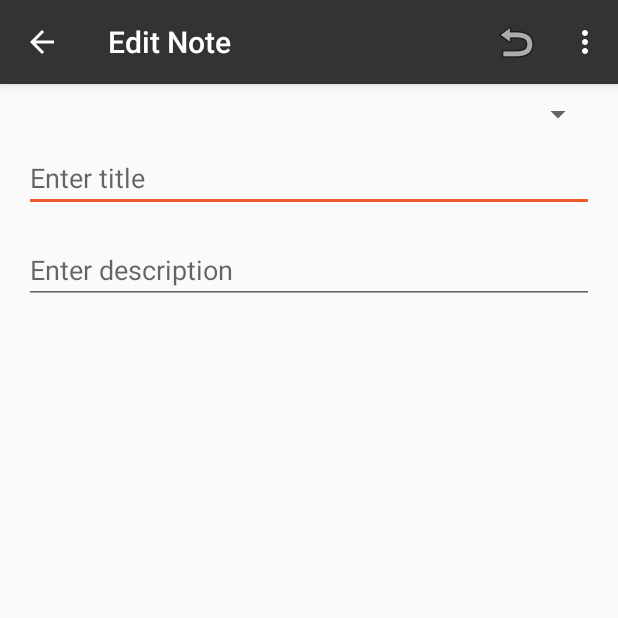
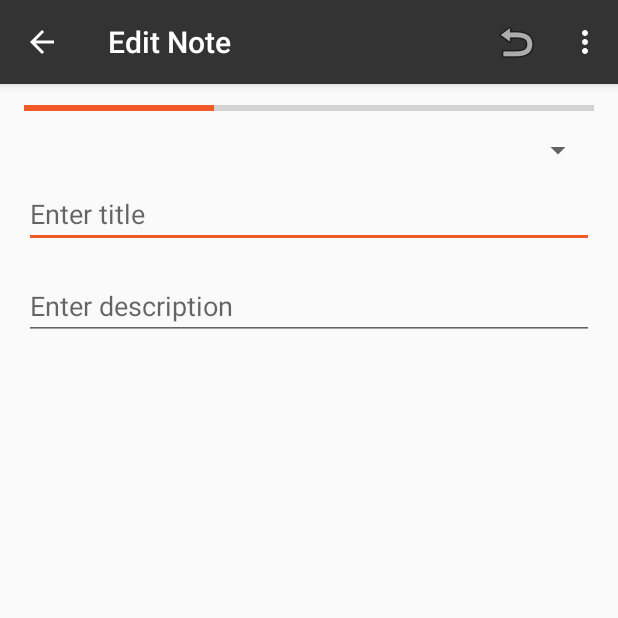
Before and after one commit to Bryanmuloni/NoteKeeper, an Android app: the screen it shows after launch (NoteActivity), after a tap on an icon or button, on a phone screen of 412 x 824 dp, the top half of it. Run offline under Robolectric (Android 15) with nearby library versions, the phone set to English and light mode, and no system bars.

```diff
--- a/app/src/main/java/com/bryanville/noteskeeper/MainActivity.java
+++ b/app/src/main/java/com/bryanville/noteskeeper/MainActivity.java
@@ -8,6 +8,9 @@ import android.content.SharedPreferences;
 import android.database.Cursor;
 import android.database.sqlite.SQLiteDatabase;
 import android.os.Bundle;
+import android.os.Handler;
+import android.os.Looper;
+import android.os.StrictMode;
 import android.preference.PreferenceManager;
 import android.support.design.widget.FloatingActionButton;
 import android.support.design.widget.NavigationView;
@@ -32,7 +35,6 @@ import com.bryanville.noteskeeper.database.NoteKeeperOpenHelper;
 
 import java.util.List;
 
-import static com.bryanville.noteskeeper.database.NoteKeeperDatabaseContract.CourseInfoEntry;
 import static com.bryanville.noteskeeper.database.NoteKeeperDatabaseContract.NoteInfoEntry;
 import static com.bryanville.noteskeeper.provider.NoteKeeperProviderContract.Courses;
 import static com.bryanville.noteskeeper.provider.NoteKeeperProviderContract.Notes;
@@ -67,6 +69,7 @@ public class MainActivity extends AppCompatActivity
             }
         });
 
+        enableStrictMode();
 
 
         PreferenceManager.setDefaultValues(this,R.xml.pref_general,false);
@@ -86,11 +89,35 @@ public class MainActivity extends AppCompatActivity
 //        loadNotes();
 
     }
+
+    private void enableStrictMode() {
+        if (BuildConfig.DEBUG) {
+            StrictMode.ThreadPolicy policy = new StrictMode.ThreadPolicy.Builder()
+                    .detectAll()
+                    .penaltyLog()
+                    .build();
+            StrictMode.setThreadPolicy(policy);
+        }
+    }
+
     @Override
     protected void onResume() {
         super.onResume();
         getLoaderManager().restartLoader(LOADER_NOTES, null, this);
         updateNavHeader();
+        openDrawer();
+    }
+
+    private void openDrawer() {
+        Handler handler = new Handler(Looper.getMainLooper());
+        handler.postDelayed(new Runnable() {
+            @Override
+            public void run() {
+                DrawerLayout drawerLayout = findViewById(R.id.drawer_layout);
+                drawerLayout.openDrawer(GravityCompat.START);
+            }
+        }, 1000);
+
     }
 
     private void loadNotes() {
--- a/app/src/main/java/com/bryanville/noteskeeper/NoteActivity.java
+++ b/app/src/main/java/com/bryanville/noteskeeper/NoteActivity.java
@@ -14,12 +14,15 @@ import android.os.AsyncTask;
 import android.os.Bundle;
 import android.support.annotation.NonNull;
 import android.support.annotation.Nullable;
+import android.support.design.widget.Snackbar;
 import android.support.v7.app.AppCompatActivity;
 import android.support.v7.widget.Toolbar;
 import android.util.Log;
 import android.view.Menu;
 import android.view.MenuItem;
+import android.view.View;
 import android.widget.EditText;
+import android.widget.ProgressBar;
 import android.widget.SimpleCursorAdapter;
 import android.widget.Spinner;
 import android.widget.Toast;
@@ -191,14 +194,15 @@ public class NoteActivity extends AppCompatActivity implements LoaderManager.Loa
     }
 
     private void deleteNoteFromDatabase() {
-        final String selection = NoteInfoEntry._ID + " = ?";
-        final String[] selectionArgs = {Integer.toString(mNoteId)};
+//        final String selection = NoteInfoEntry._ID + " = ?";
+//        final String[] selectionArgs = {Integer.toString(mNoteId)};
 
         @SuppressLint("StaticFieldLeak") AsyncTask task = new AsyncTask() {
             @Override
             protected Object doInBackground(Object[] objects) {
-                SQLiteDatabase db = mDbOpenHelper.getWritableDatabase();
-                db.delete(NoteInfoEntry.NOTE_TABLE,selection,selectionArgs);
+//                SQLiteDatabase db = mDbOpenHelper.getWritableDatabase();
+//                db.delete(NoteInfoEntry.NOTE_TABLE,selection,selectionArgs);
+                getContentResolver().delete(mNoteUri, null, null);
                 return null;
             }
         };
@@ -316,15 +320,70 @@ public class NoteActivity extends AppCompatActivity implements LoaderManager.Loa
 
 
     private void createNewNote() {
+
+        @SuppressLint("StaticFieldLeak") AsyncTask<ContentValues, Integer, Uri> task =
+                new AsyncTask<ContentValues, Integer, Uri>() {
+                    private ProgressBar mProgressBar;
+
+                    @Override
+                    protected void onPreExecute() {
+                        mProgressBar = findViewById(R.id.progressBar);
+                        mProgressBar.setVisibility(View.VISIBLE);
+                        mProgressBar.setProgress(1);
+                    }
+
+                    @Override
+                    protected Uri doInBackground(ContentValues... contentValues) {
+                        Log.d(LOG_TAG, "doInBackground: thread: " + Thread.currentThread().getId());
+                        ContentValues insertValues = contentValues[0];
+                        Uri rowUri = getContentResolver().insert(Notes.NOTES_CONTENT_URI, insertValues);
+
+                        simulateLongRunningWork();
+                        publishProgress(2);
+
+
+                        simulateLongRunningWork();
+                        publishProgress(3);
+                        return rowUri;
+                    }
+
+                    @Override
+                    protected void onProgressUpdate(Integer... values) {
+                        int progressValue = values[0];
+                        mProgressBar.setProgress(progressValue);
+                    }
+
+                    @Override
+                    protected void onPostExecute(Uri uri) {
+                        mNoteUri = uri;
+                        Log.d(LOG_TAG, "onPostExecute: thread: " + Thread.currentThread().getId());
+                        displaySnackBar(mNoteUri.toString());
+                        mProgressBar.setVisibility(View.GONE);
+                    }
+                };
         ContentValues values = new ContentValues();
         values.put(Notes.COLUMN_COURSE_ID, "");
         values.put(Notes.COLUMN_NOTE_TITLE, "");
         values.put(Notes.COLUMN_NOTE_TEXT, "");
-
-        mNoteUri = getContentResolver().insert(Notes.NOTES_CONTENT_URI,
-                values);
+        Log.d(LOG_TAG, "createNewNote: call to execute - thread: " + Thread.currentThread().getId());
+        task.execute(values);
 
     }
+
+    private void simulateLongRunningWork() {
+        try {
+            Thread.currentThread();
+            Thread.sleep(3000);
+        } catch (InterruptedException e) {
+            e.printStackTrace();
+        }
+    }
+
+    private void displaySnackBar(String noteUri) {
+        View view = findViewById(R.id.mainConstraint);
+        Snackbar.make(view, noteUri, Snackbar.LENGTH_SHORT).show();
+    }
+
     @NonNull
     @Override
     public Loader<Cursor> onCreateLoader(int i, @Nullable Bundle bundle) {
--- a/app/src/main/res/layout/content_note.xml
+++ b/app/src/main/res/layout/content_note.xml
@@ -3,6 +3,7 @@
   xmlns:android="http://schemas.android.com/apk/res/android"
   xmlns:app="http://schemas.android.com/apk/res-auto"
   xmlns:tools="http://schemas.android.com/tools"
+    android:id="@+id/mainConstraint"
   android:layout_width="match_parent"
   android:layout_height="match_parent"
   app:layout_behavior="@string/appbar_scrolling_view_behavior"
@@ -14,13 +15,12 @@
       android:layout_width="match_parent"
       android:layout_height="wrap_content"
       android:layout_marginStart="16dp"
-    android:layout_marginLeft="16dp"
       android:layout_marginTop="8dp"
       android:layout_marginEnd="16dp"
-    android:layout_marginRight="16dp"
       app:layout_constraintEnd_toEndOf="parent"
+      app:layout_constraintHorizontal_bias="0.0"
       app:layout_constraintStart_toStartOf="parent"
-    app:layout_constraintTop_toTopOf="parent"/>
+      app:layout_constraintTop_toBottomOf="@+id/progressBar" />
 
   <EditText
     android:id="@+id/note_title"
@@ -55,5 +55,19 @@
     app:layout_constraintStart_toStartOf="parent"
     app:layout_constraintTop_toBottomOf="@+id/note_title"/>
 
+  <ProgressBar
+      android:id="@+id/progressBar"
+      style="?android:attr/progressBarStyleHorizontal"
+      android:layout_width="0dp"
+      android:layout_height="wrap_content"
+      android:layout_marginStart="16dp"
+      android:layout_marginTop="8dp"
+      android:layout_marginEnd="16dp"
+      android:max="3"
+      android:visibility="gone"
+      app:layout_constraintEnd_toEndOf="parent"
+      app:layout_constraintStart_toStartOf="parent"
+      app:layout_constraintTop_toTopOf="parent" />
+
 
 </android.support.constraint.ConstraintLayout>
```
Lines whose indentation alone changed are shown as unchanged.
